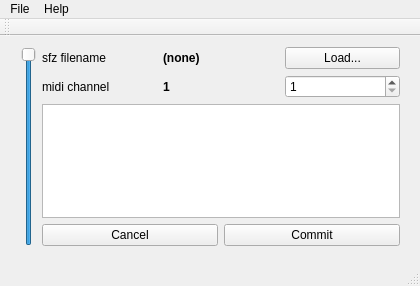
First picture: the form in liquidmainwindow.ui, repository be1/qliquidsfz, before the edit.
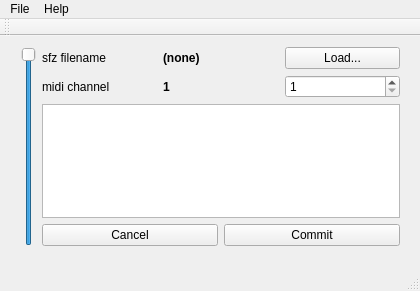
Second picture: the form after the edit.

Commit message: Set Log view readonly.

```diff
--- a/liquidmainwindow.ui
+++ b/liquidmainwindow.ui
@@ -7,7 +7,7 @@
     <x>0</x>
     <y>0</y>
     <width>420</width>
-    <height>286</height>
+    <height>291</height>
    </rect>
   </property>
   <property name="sizePolicy">
```
Left out of the diff: 8 changed lines with no effect on the pictures.
